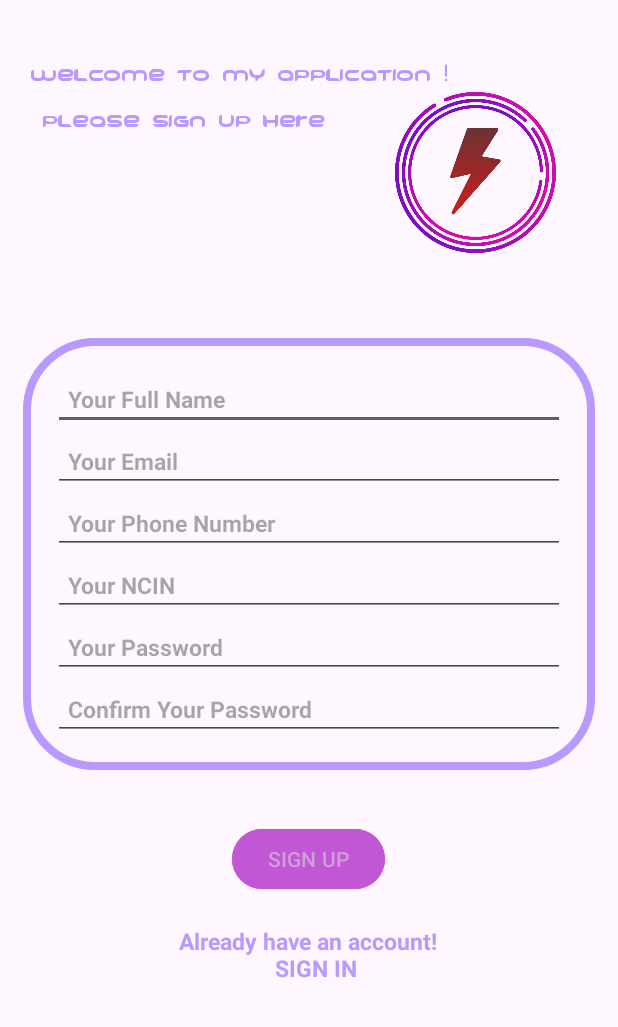
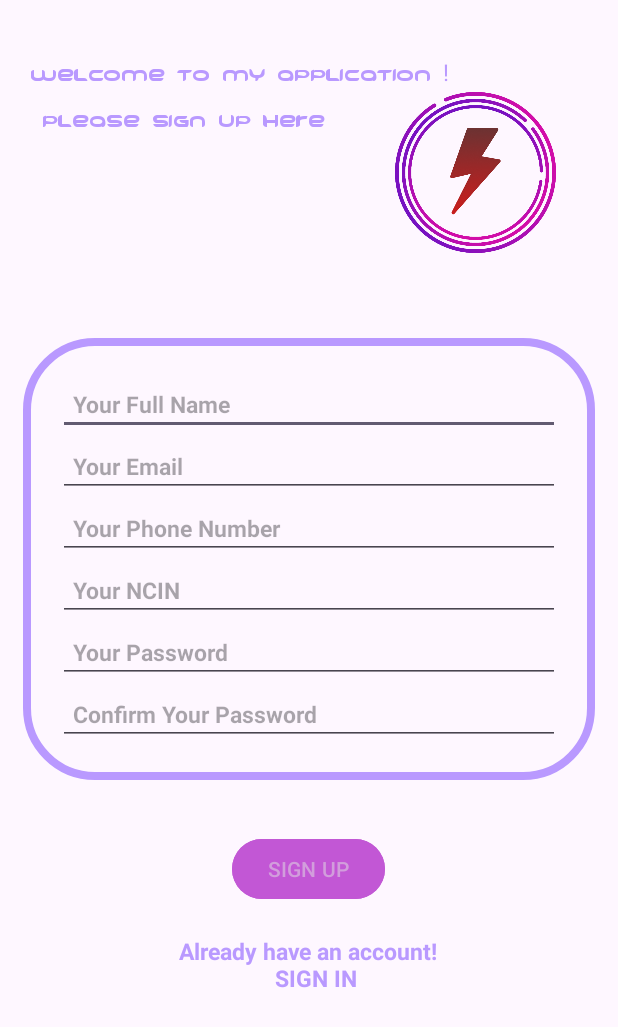
Before and after one commit to chiheb-naili1/signIn-signUp-android, an Android app: the SignUpActivity screen opened directly, with no data from a screen before it, on a phone screen of 412 x 824 dp. Shown: the top 1027 px of the screen. Run offline under Robolectric (Android 15) with nearby library versions, the phone set to English and light mode, and no system bars.

Commit message:
added few touches

```diff
--- a/app/src/main/res/layout/activity_sign_up.xml
+++ b/app/src/main/res/layout/activity_sign_up.xml
@@ -39,7 +39,7 @@
         android:layout_margin="15sp"
         android:background="@drawable/shape"
         android:orientation="vertical"
-        android:padding="20sp">
+        android:padding="23sp">
 
         <EditText
             android:layout_width="match_parent"
```
